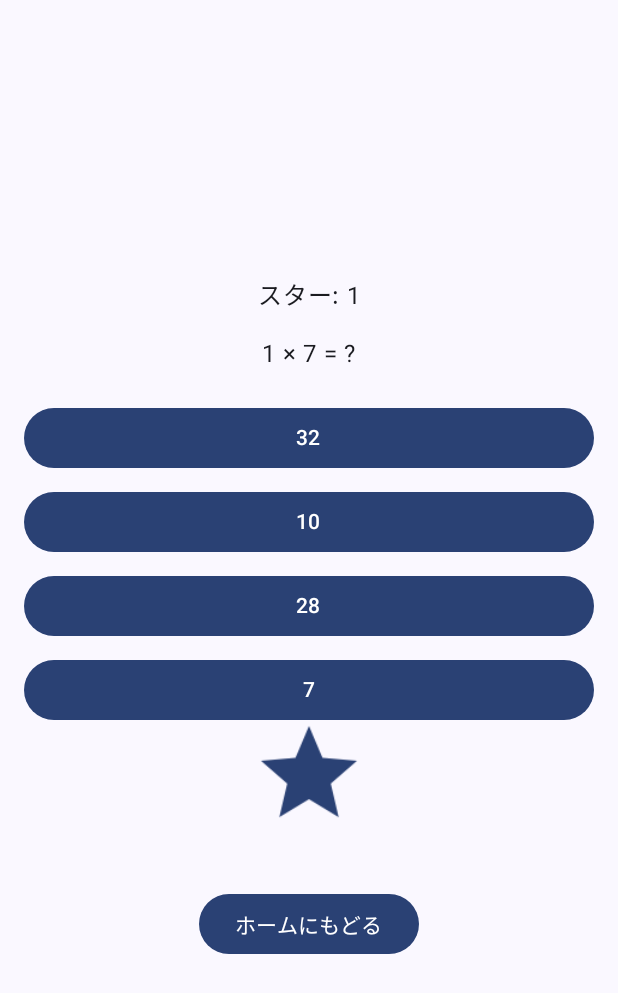
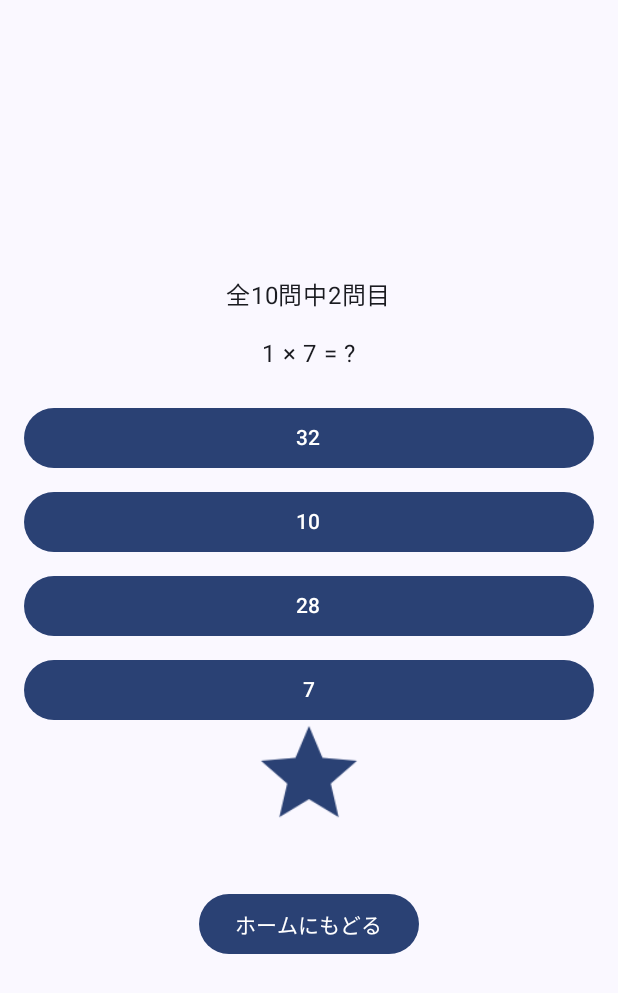
Before and after one commit to N-plus/ukyo_android_kuku, an Android app built with Jetpack Compose: the composable QuizScreen called with empty values, after a tap on "24", on a phone screen of 412 x 824 dp. Shown: the top 993 px of the screen. Run offline under Robolectric (Android 15) with nearby library versions, the phone set to English and light mode, and no system bars.

Commit message:
20250804 v1

```diff
--- a/app/src/main/java/com/example/kukutrainer/ui/Screens.kt
+++ b/app/src/main/java/com/example/kukutrainer/ui/Screens.kt
@@ -33,6 +33,9 @@ import androidx.compose.foundation.lazy.grid.GridCells
 import androidx.compose.foundation.lazy.grid.LazyVerticalGrid
 import androidx.compose.foundation.lazy.grid.items
 import androidx.compose.material3.Switch
+import androidx.compose.material3.OutlinedTextField
+import androidx.compose.foundation.text.KeyboardOptions
+import androidx.compose.ui.text.input.KeyboardType
 import androidx.compose.runtime.saveable.rememberSaveable
 import kotlinx.coroutines.launch
 import java.util.Locale
@@ -211,7 +214,6 @@ fun HomeScreen(navController: NavHostController) {
         )
 
         Spacer(modifier = Modifier.height(24.dp))
-
         Button(
             onClick = { navController.navigate(Screen.LearningStageSelect.route) },
             modifier = Modifier
@@ -386,6 +388,9 @@ fun QuizScreen(difficulty: Int, navController: NavHostController) {
     var hint by remember { mutableStateOf("") }
     var feedback by remember { mutableStateOf("") }
     var stars by rememberSaveable { mutableStateOf(0) }
+    var currentQuestion by rememberSaveable { mutableStateOf(1) }
+    val totalQuestions = 10
+    var userAnswer by remember { mutableStateOf("") }
 
     val coroutineScope = rememberCoroutineScope()
     val tts = remember { TextToSpeech(context) { } }
@@ -408,10 +413,12 @@ fun QuizScreen(difficulty: Int, navController: NavHostController) {
     val backText = stringResource(id = R.string.back_to_home)
 
     fun nextQuestion() {
+        currentQuestion++
         left = range.random()
         right = range.random()
         options = generateOptions(left, right, range)
         feedback = ""
+        userAnswer = ""
     }
 
     Column(
@@ -421,16 +428,24 @@ fun QuizScreen(difficulty: Int, navController: NavHostController) {
         horizontalAlignment = Alignment.CenterHorizontally,
         verticalArrangement = Arrangement.Center
     ) {
+        Text(text = stringResource(id = R.string.quiz_progress, currentQuestion, totalQuestions))
+        Spacer(modifier = Modifier.height(16.dp))
         // フォーマット付きの stringResource はその都度呼び出して構わない（stars / left / right は状態）
-        Text(text = stringResource(id = R.string.quiz_stars, stars))
-        Spacer(modifier = Modifier.height(16.dp))
         Text(text = stringResource(id = R.string.quiz_question_format, left, right))
         Spacer(modifier = Modifier.height(16.dp))
 
-        options.forEach { option ->
+        if (difficulty >= 3) {
+            OutlinedTextField(
+                value = userAnswer,
+                onValueChange = { userAnswer = it.filter { ch -> ch.isDigit() } },
+                label = { Text(stringResource(id = R.string.quiz_answer_hint)) },
+                keyboardOptions = KeyboardOptions(keyboardType = KeyboardType.Number),
+                modifier = Modifier.fillMaxWidth()
+            )
+            Spacer(modifier = Modifier.height(16.dp))
             Button(
                 onClick = {
-                    if (option == left * right) {
+                    if (userAnswer.toIntOrNull() == left * right) {
                         stars++
                         feedbackState = FeedbackState.Correct
                         speak(correctText)
@@ -448,7 +463,32 @@ fun QuizScreen(difficulty: Int, navController: NavHostController) {
                     .fillMaxWidth()
                     .padding(vertical = 4.dp)
             ) {
-                Text(text = option.toString())
+                Text(text = stringResource(id = R.string.quiz_submit))
+            }
+        } else {
+            options.forEach { option ->
+                Button(
+                    onClick = {
+                        if (option == left * right) {
+                            stars++
+                            feedbackState = FeedbackState.Correct
+                            speak(correctText)
+                            coroutineScope.launch {
+                                delay(800)
+                                nextQuestion()
+                            }
+                        } else {
+                            hint = wrongHintText
+                            feedbackState = FeedbackState.Incorrect
+                            speak(wrongHintText)
+                        }
+                    },
+                    modifier = Modifier
+                        .fillMaxWidth()
+                        .padding(vertical = 4.dp)
+                ) {
+                    Text(text = option.toString())
+                }
             }
         }
         if (feedbackState != FeedbackState.None) {
--- a/app/src/main/res/values/strings.xml
+++ b/app/src/main/res/values/strings.xml
@@ -33,8 +33,11 @@
     <string name="quiz_stars">スター: %1$d</string>
     <string name="profile_title">プロフィール</string>
     <string name="profile_total_stars">これまで獲得した星: %1$d</string>
+    <string name="quiz_progress">全%2$d問中%1$d問目</string>
     <string name="profile_badges">獲得バッジ</string>
     <string name="profile_selected_character">選択中キャラクター: %1$s</string>
     <string name="dressup_placeholder">着せ替え機能は準備中です</string>
     <string name="play_sound">音声</string>
+    <string name="quiz_answer_hint">こたえ</string>
+    <string name="quiz_submit">こたえあわせ</string>
 </resources>
```
Also changed, not shown: 14 other files.
